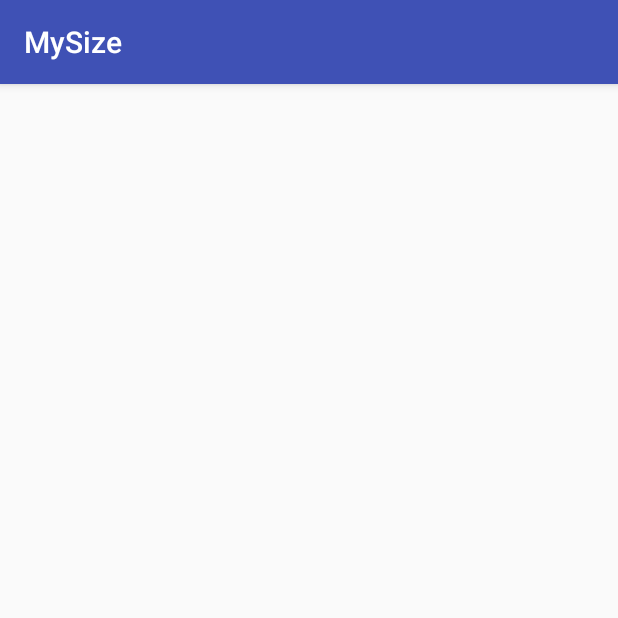
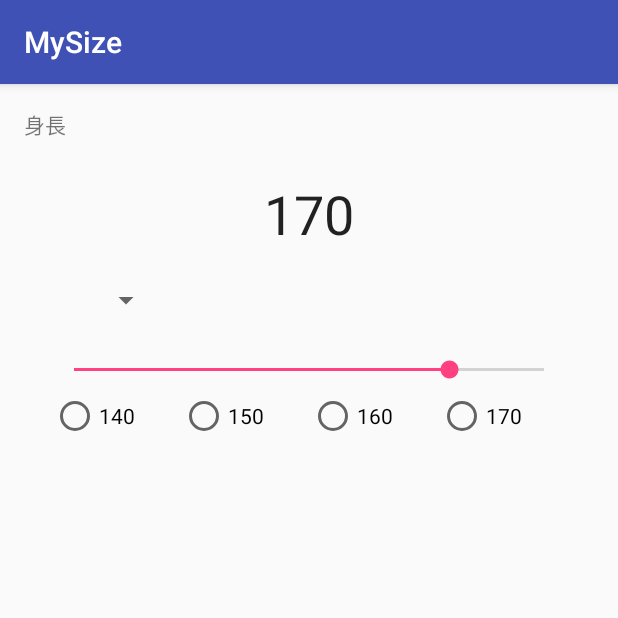
Before and after one commit to c0tt0n-candy/first-android-programming, an Android app: the HeightActivity screen opened directly, with no data from a screen before it, on a phone screen of 412 x 824 dp, the top half of it. Run offline under Robolectric (Android 15) with nearby library versions, the phone set to English and light mode, and no system bars.

Commit message:
create height screen

```diff
--- a/chapter06/MySize/app/src/main/res/layout/activity_height.xml
+++ b/chapter06/MySize/app/src/main/res/layout/activity_height.xml
@@ -8,4 +8,89 @@
     tools:context=".HeightActivity"
     >
 
+  <TextView
+      android:id="@+id/textView"
+      android:layout_width="wrap_content"
+      android:layout_height="wrap_content"
+      android:layout_marginStart="16dp"
+      android:layout_marginTop="16dp"
+      android:text="身長"
+      app:layout_constraintStart_toStartOf="parent"
+      app:layout_constraintTop_toTopOf="parent"
+      />
+  <TextView
+      android:id="@+id/height"
+      android:layout_width="wrap_content"
+      android:layout_height="wrap_content"
+      android:layout_marginTop="62dp"
+      android:text="170"
+      android:textAppearance="@style/TextAppearance.AppCompat.Large"
+      android:textSize="36sp"
+      app:layout_constraintEnd_toEndOf="parent"
+      app:layout_constraintStart_toStartOf="parent"
+      app:layout_constraintTop_toTopOf="parent"
+      />
+  <Spinner
+      android:id="@+id/spinner"
+      android:layout_width="100dp"
+      android:layout_height="48dp"
+      android:layout_marginStart="8dp"
+      android:layout_marginTop="120dp"
+      android:entries="@array/txt_height_arr"
+      app:layout_constraintStart_toStartOf="parent"
+      app:layout_constraintTop_toTopOf="parent"
+      />
+  <SeekBar
+      android:id="@+id/seekBar"
+      android:layout_width="345dp"
+      android:layout_height="29dp"
+      android:layout_marginEnd="8dp"
+      android:layout_marginStart="8dp"
+      android:layout_marginTop="8dp"
+      android:max="200"
+      android:progress="160"
+      app:layout_constraintEnd_toEndOf="parent"
+      app:layout_constraintStart_toStartOf="parent"
+      app:layout_constraintTop_toBottomOf="@+id/spinner"
+      />
+  <RadioGroup
+      android:id="@+id/radioGroup"
+      android:layout_width="344dp"
+      android:layout_height="36dp"
+      android:layout_marginEnd="8dp"
+      android:layout_marginStart="8dp"
+      android:orientation="horizontal"
+      app:layout_constraintEnd_toEndOf="parent"
+      app:layout_constraintStart_toStartOf="parent"
+      app:layout_constraintTop_toBottomOf="@+id/seekBar"
+      >
+    <RadioButton
+        android:id="@+id/height1"
+        android:layout_width="wrap_content"
+        android:layout_height="wrap_content"
+        android:layout_weight="1"
+        android:text="140"
+        />
+    <RadioButton
+        android:id="@+id/height2"
+        android:layout_width="wrap_content"
+        android:layout_height="wrap_content"
+        android:layout_weight="1"
+        android:text="150"
+        />
+    <RadioButton
+        android:id="@+id/height3"
+        android:layout_width="wrap_content"
+        android:layout_height="wrap_content"
+        android:layout_weight="1"
+        android:text="160"
+        />
+    <RadioButton
+        android:id="@+id/height4"
+        android:layout_width="wrap_content"
+        android:layout_height="wrap_content"
+        android:layout_weight="1"
+        android:text="170"
+        />
+  </RadioGroup>
 </android.support.constraint.ConstraintLayout>
--- /dev/null
+++ b/chapter06/MySize/app/src/main/res/values/arrays.xml
@@ -0,0 +1,11 @@
+<?xml version="1.0" encoding="utf-8"?>
+<resources>
+  <string-array name="txt_height_arr">
+    <item></item>
+    <item>160</item>
+    <item>165</item>
+    <item>170</item>
+    <item>175</item>
+    <item>180</item>
+  </string-array>
+</resources>
```
